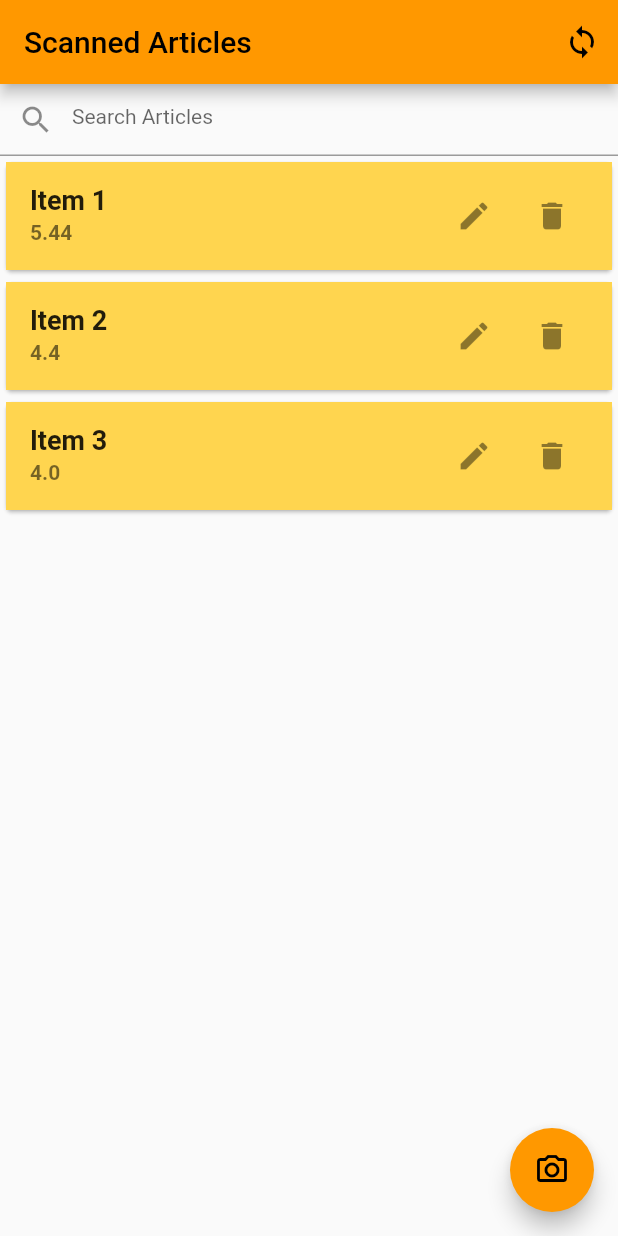
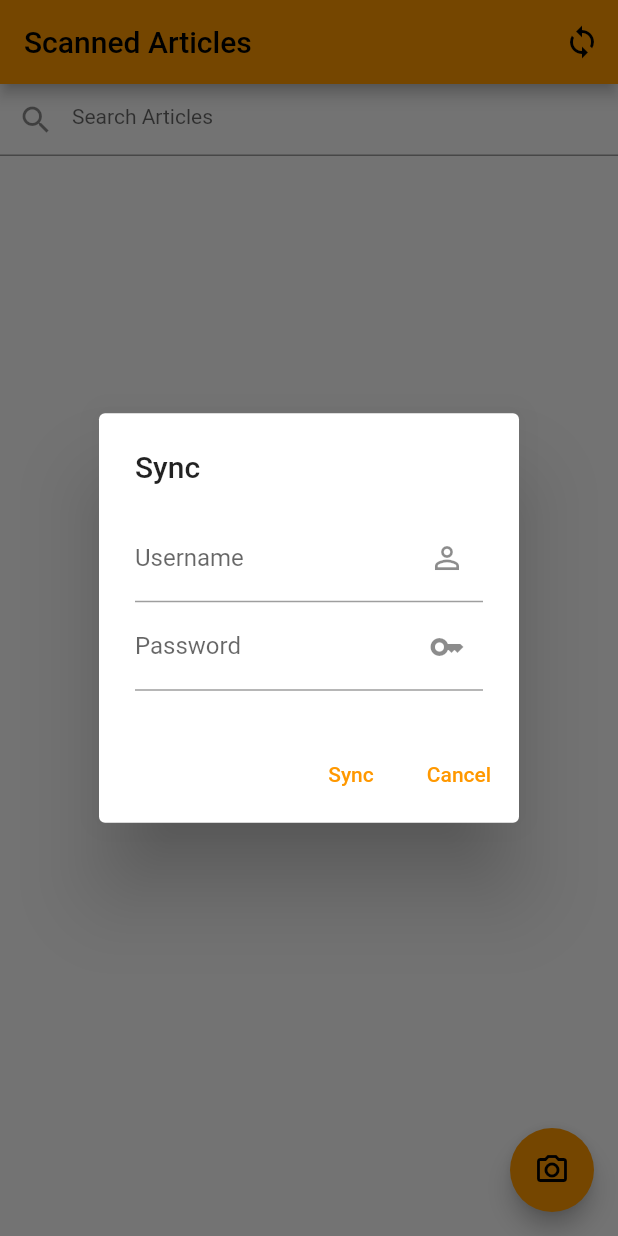
Before and after one commit to ImranZahoor/barcode_scanner, a Flutter app: the screen it shows after launch, after a tap on the "sync" icon, on a phone screen of 412 x 824 dp. Run offline on Flutter 3.47's test engine with Material 2 defaults, Android fonts, the phone set to English and light mode, and no system bars; our stand-ins replace shared_preferences, sqflite; missing offline and left inert: flutter_barcode_scanner; accounts and stored records are empty.

Commit message:
new requirements added

```diff
--- a/lib/article_model.dart
+++ b/lib/article_model.dart
@@ -1,5 +1,3 @@
-import 'package:flutter/widgets.dart';
-
 class Article {
   int? id;
   String? title;
--- a/lib/db_helper.dart
+++ b/lib/db_helper.dart
@@ -11,7 +11,8 @@ class DBHelper {
         price REAL,
         barcode_type TEXT,
         barcode INTEGER NOT NULL UNIQUE,
-        createdAt TIMESTAMP NOT NULL DEFAULT CURRENT_TIMESTAMP
+        createdAt TIMESTAMP NOT NULL DEFAULT CURRENT_TIMESTAMP,
+        updatedAt TIMESTAMP
       )
     """);
   }
--- a/lib/scanned_articles.dart
+++ b/lib/scanned_articles.dart
@@ -3,6 +3,7 @@ import 'package:barcode_scanner/db_helper.dart';
 import 'package:flutter/material.dart';
 import 'package:flutter/services.dart';
 import 'package:flutter_barcode_scanner/flutter_barcode_scanner.dart';
+import 'package:shared_preferences/shared_preferences.dart';
 
 class ScannedArticles extends StatefulWidget {
   const ScannedArticles({Key? key}) : super(key: key);
@@ -11,11 +12,15 @@ class ScannedArticles extends StatefulWidget {
 }
 
 class _ScannedArticles extends State<ScannedArticles> {
+  final Future<SharedPreferences> _prefs = SharedPreferences.getInstance();
   List<Article> _articles = <Article>[];
   List<Article> _foundArticles = <Article>[];
 
   String _scanBarcode = 'Unknown';
   bool isLoading = true;
+  TextEditingController _unameController = TextEditingController();
+  TextEditingController _passwordController = TextEditingController();
+  final _formKey = GlobalKey<FormState>();
 
   Future<void> scanBarcodeNormal() async {
     String barcodeScanRes;
@@ -49,7 +54,12 @@ class _ScannedArticles extends State<ScannedArticles> {
     }
   }
 
-  void _syncWithCloud() async {
+  void _syncWithCloud(
+      List<Article> article, String username, String password) async {
+    final SharedPreferences prefs = await _prefs;
+    await prefs.setString("username", username);
+    await prefs.setString("password", password);
+
     int result = await DBHelper.deleteAll();
     List<Article> demo_articles = <Article>[
       Article(
@@ -106,7 +116,7 @@ class _ScannedArticles extends State<ScannedArticles> {
         title: const Text("Scanned Articles"),
         actions: [
           IconButton(
-            onPressed: _syncWithCloud,
+            onPressed: _showLoginDialog,
             icon: Icon(Icons.sync),
           ),
         ],
@@ -252,4 +262,63 @@ class _ScannedArticles extends State<ScannedArticles> {
           return registerAlert;
         });
   }
+
+  _showLoginDialog() async {
+    final SharedPreferences prefs = await _prefs;
+    Widget syncButton = TextButton(
+      onPressed: () {
+        if (_formKey.currentState!.validate()) {
+          Navigator.of(context).pop();
+          _syncWithCloud(
+              _articles, _unameController.text, _passwordController.text);
+        }
+      },
+      child: const Text("Sync"),
+    );
+    Widget cancelButton = TextButton(
+      onPressed: () => {Navigator.of(context).pop()},
+      child: const Text("Cancel"),
+    );
+    AlertDialog loginAlert = AlertDialog(
+      title: const Text("Sync"),
+      content: Form(
+        key: _formKey,
+        child: SingleChildScrollView(
+          child: Column(
+            mainAxisAlignment: MainAxisAlignment.center,
+            children: [
+              TextFormField(
+                decoration: const InputDecoration(
+                  suffixIcon: Icon(Icons.perm_identity),
+                  // hintText: 'Enter Article Title',
+                  labelText: 'Username',
+                ),
+                enabled: true,
+                controller: _unameController,
+              ),
+              TextFormField(
+                decoration: const InputDecoration(
+                  suffixIcon: Icon(Icons.key),
+                  // hintText: 'Enter Article Title',
+                  labelText: 'Password',
+                ),
+                enabled: true,
+                obscureText: true,
+                controller: _passwordController,
+              ),
+            ],
+          ),
+        ),
+      ),
+      actions: [syncButton, cancelButton],
+    );
+
+    showDialog(
+        context: context,
+        builder: (BuildContext context) {
+          _unameController.text = prefs.getString("username") ?? "";
+          _passwordController.text = prefs.getString("password") ?? "";
+          return loginAlert;
+        });
+  }
 }
--- a/pubspec.yaml
+++ b/pubspec.yaml
@@ -37,6 +37,7 @@ dependencies:
   # Use with the CupertinoIcons class for iOS style icons.
   cupertino_icons: ^1.0.2
   flutter_barcode_scanner: ^2.0.0
+  shared_preferences: ^2.0.15
   sqflite:
   path:
 dev_dependencies:
```
Also changed, not shown: pubspec.lock, 5 other files.
